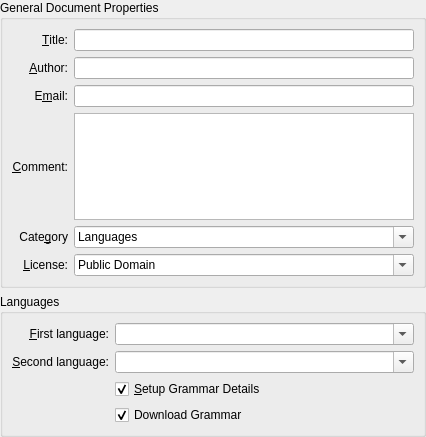
First picture: the form in src/settings/documentproperties.ui, repository KDE/parley, before the edit.
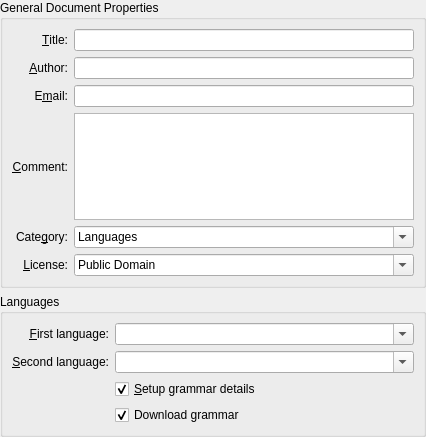
Second picture: the form after the edit. Custom widgets are drawn as their Qt base class.

The edit to the form file:
```diff
--- a/src/settings/documentproperties.ui
+++ b/src/settings/documentproperties.ui
@@ -157,7 +157,7 @@
       <item row="4" column="0">
        <widget class="QLabel" name="label">
         <property name="text">
-         <string>Cate&amp;gory</string>
+         <string>Cate&amp;gory:</string>
         </property>
         <property name="alignment">
          <set>Qt::AlignRight|Qt::AlignTrailing|Qt::AlignVCenter</set>
@@ -308,7 +308,7 @@
       <item row="4" column="2">
        <widget class="QCheckBox" name="grammarCheckBox">
         <property name="text">
-         <string>&amp;Setup Grammar Details</string>
+         <string>&amp;Setup grammar details</string>
         </property>
         <property name="checked">
          <bool>true</bool>
@@ -318,7 +318,7 @@
       <item row="5" column="2">
        <widget class="QCheckBox" name="downloadGrammarCheckBox">
         <property name="text">
-         <string comment="Attept to download grammar properties for the selected languages">Download Grammar</string>
+         <string comment="Attept to download grammar properties for the selected languages">Download grammar</string>
         </property>
         <property name="checked">
          <bool>true</bool>
```
